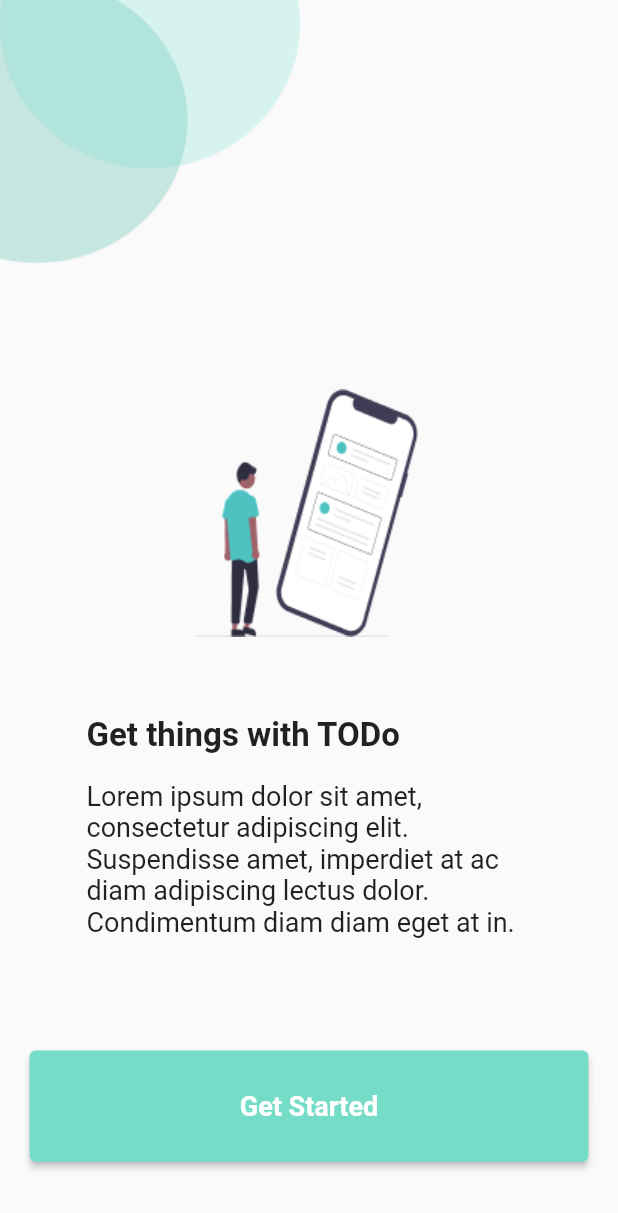
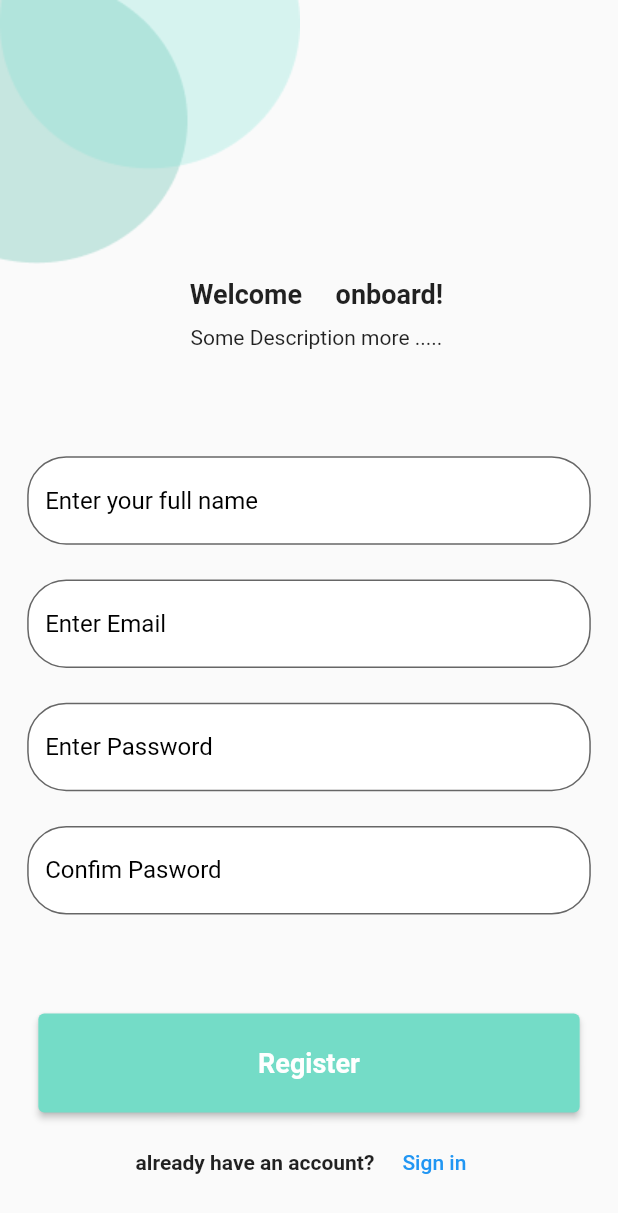
Before and after one commit to NodirbekRasuljonov/todos, a Flutter app: the SplashScreen screen opened by its route, after a tap on "Get Started", on a phone screen of 412 x 824 dp. Shown: the top 1213 px of the screen. Run offline on Flutter 3.47's test engine with Material 2 defaults, Android fonts, the phone set to English and light mode, and no system bars; our stand-ins replace firebase_auth, firebase_core, flutter_local_notifications, timezone; accounts and stored records are empty; network calls fail.

Commit message:
provider added

```diff
--- /dev/null
+++ b/lib/core/constants/radius_const.dart
@@ -0,0 +1,8 @@
+class RadiusConst{
+  static double extrasmall=6.0;
+  static double small=10.0;
+  static double medium=18.0;
+  static double large=22.0;
+  static double extralarge=26.0;
+
+}
--- a/lib/main.dart
+++ b/lib/main.dart
@@ -1,14 +1,24 @@
 import 'package:flutter/material.dart';
+import 'package:provider/provider.dart';
 import 'package:todos/notification_service/notification_service.dart';
+import 'package:todos/provider/textfield_provider.dart';
 import 'package:todos/routes/my_routes.dart';
 import 'package:firebase_core/firebase_core.dart';
+
 void main(List<String> args) async {
   WidgetsFlutterBinding.ensureInitialized();
   await Firebase.initializeApp();
   await NotificationService().initNotification();
 
   runApp(
-    const MyApp(),
+    MultiProvider(
+      providers: [
+        ChangeNotifierProvider(
+          create: (context) => MyProvider(),
+        ),
+      ],
+      child: const MyApp(),
+    ),
   );
 }
 
@@ -17,7 +27,7 @@ class MyApp extends StatelessWidget {
 
   @override
   Widget build(BuildContext context) {
-    MyRoute _myroute=MyRoute();
+    MyRoute _myroute = MyRoute();
     return MaterialApp(
       title: 'Notification',
       theme: ThemeData.light(),
--- /dev/null
+++ b/lib/provider/textfield_provider.dart
@@ -0,0 +1,29 @@
+import 'package:flutter/material.dart';
+import 'package:firebase_auth/firebase_auth.dart';
+
+class MyProvider extends ChangeNotifier{
+  GlobalKey key=GlobalKey<FormState>();
+  TextEditingController namecontroller=TextEditingController();
+  TextEditingController emailcontroller=TextEditingController();
+  TextEditingController passwordcontroller=TextEditingController();
+  TextEditingController confirmcontroller=TextEditingController();
+
+  FirebaseAuth auth=FirebaseAuth.instance;
+
+  Future signUp({required BuildContext context})async {
+    try {
+      await auth.createUserWithEmailAndPassword(email: emailcontroller.text
+      , password: confirmcontroller.text
+      );
+      debugPrint("Welcome");
+      Navigator.pushNamedAndRemoveUntil(context, '/login', (route) => false);
+
+    } catch (e) {
+      debugPrint("salom");
+
+
+    }
+  }
+
+
+}
--- a/lib/routes/my_routes.dart
+++ b/lib/routes/my_routes.dart
@@ -1,4 +1,6 @@
 import 'package:flutter/material.dart';
+import 'package:todos/screens/login_page.dart';
+import 'package:todos/screens/signup_page.dart';
 import 'package:todos/screens/splash_screen.dart';
 
 class MyRoute {
@@ -7,7 +9,15 @@ class MyRoute {
     switch (s.name) {
       case '/splash':
         return MaterialPageRoute(
-          builder: (context) => const SplashScreen(),
+          builder: (context) => SplashScreen(),
+        );
+      case '/signup':
+        return MaterialPageRoute(
+          builder: (context) => SignUpPage(),
+        );
+      case '/login':
+        return MaterialPageRoute(
+          builder: (context) => const LoginPage(),
         );
     }
   }
--- /dev/null
+++ b/lib/screens/login_page.dart
@@ -0,0 +1,15 @@
+import 'package:flutter/material.dart';
+
+class LoginPage extends StatelessWidget {
+  const LoginPage({Key? key}) : super(key: key);
+
+  @override
+  Widget build(BuildContext context) {
+    return Scaffold(
+      body: Container(
+        height: MediaQuery.of(context).size.height,
+        width: MediaQuery.of(context).size.height,
+      ),
+    );
+  }
+}
--- /dev/null
+++ b/lib/screens/signup_page.dart
@@ -0,0 +1,124 @@
+import 'package:flutter/material.dart';
+import 'package:todos/core/constants/size_const.dart';
+import 'package:todos/core/constants/text_const.dart';
+import 'package:todos/provider/textfield_provider.dart';
+import 'package:todos/widgets/elevated_button.dart';
+import 'package:todos/widgets/textfield.dart';
+import 'package:provider/provider.dart';
+
+class SignUpPage extends StatelessWidget {
+  const SignUpPage({Key? key}) : super(key: key);
+
+  @override
+  Widget build(BuildContext context) {
+    return Scaffold(
+      resizeToAvoidBottomInset: false,
+      body: SizedBox(
+        height: MediaQuery.of(context).size.height,
+        width: MediaQuery.of(context).size.height,
+
+        child: SingleChildScrollView(
+          child: SizedBox(
+            height: MediaQuery.of(context).size.height,
+            width: MediaQuery.of(context).size.height,
+            child: Stack(
+              children: [
+                Positioned(
+                  child: Image.asset('assets/images/splashshape.png'),
+                ),
+                Positioned(
+                  left: MediaQuery.of(context).size.height * 0.103,
+                  top: MediaQuery.of(context).size.height * 0.225,
+                  right: MediaQuery.of(context).size.height * 0.091,
+                  child: Text(
+                    'Welcome     onboard!',
+                    style: TextStyle(
+                      fontSize: SizeConst.medium,
+                      fontWeight: FontWeight.w600,
+                    ),
+                    textAlign: TextAlign.center,
+                  ),
+                ),
+                Positioned(
+                  left: MediaQuery.of(context).size.height * 0.103,
+                  right: MediaQuery.of(context).size.height * 0.091,
+                  top: MediaQuery.of(context).size.height * 0.263,
+                  child: const Text(
+                    'Some Description more .....',
+                    style: TextStyle(
+                      fontWeight: FontWeight.w400,
+                    ),
+                    textAlign: TextAlign.center,
+                  ),
+                ),
+                Positioned(
+                  top: MediaQuery.of(context).size.height * 0.341,
+                  left: MediaQuery.of(context).size.height * 0.022,
+                  right: MediaQuery.of(context).size.height * 0.022,
+                  bottom: MediaQuery.of(context).size.height * 0.232,
+                  child: Form(
+                    key: context.watch<MyProvider>().key,
+                    child: Column(
+                      mainAxisAlignment: MainAxisAlignment.spaceEvenly,
+                      children: [
+                        MyTextField.textFormField(
+                          controller: context.watch<MyProvider>().namecontroller,
+                          hint: 'Enter your full name',
+                        ),
+                        MyTextField.textFormField(
+                          controller: context.watch<MyProvider>().emailcontroller,
+                          hint: 'Enter Email',
+                        ),
+                        MyTextField.textFormField(
+                          controller:
+                              context.watch<MyProvider>().passwordcontroller,
+                          hint: 'Enter Password',
+                        ),
+                        MyTextField.textFormField(
+                          controller: context.watch<MyProvider>().confirmcontroller,
+                          hint: 'Confim Pasword',
+                        )
+                      ],
+                    ),
+
+                  ),
+                ),
+                Positioned(
+                  top: MediaQuery.of(context).size.height * 0.82,
+                  bottom: MediaQuery.of(context).size.height * 0.1,
+                  left: MediaQuery.of(context).size.height * 0.031,
+                  right: MediaQuery.of(context).size.height * 0.031,
+                  child: MyElevatedButton.myButton(
+                    text: TextConst.register,
+                    route: '/login',
+                    context: context,
+                  ),
+                ),
+                Positioned(
+                  left: MediaQuery.of(context).size.height * 0.1,
+                  right: MediaQuery.of(context).size.height * 0.1,
+                  bottom: MediaQuery.of(context).size.height * 0.03,
+                  child: Row(
+                    mainAxisAlignment: MainAxisAlignment.spaceEvenly,
+                    children: [
+                      const Text(
+                        'already have an account?',
+                        style: TextStyle(fontWeight: FontWeight.w600),
+                      ),
+                      TextButton(
+                        onPressed: () {
+                          context.read<MyProvider>().signUp(context: context);
+                        },
+                        child: const Text('Sign in'),
+                      ),
+                    ],
+                  ),
+                ),
+              ],
+            ),
+          ),
+        ),
+      ),
+    );
+  }
+}
--- a/lib/screens/splash_screen.dart
+++ b/lib/screens/splash_screen.dart
@@ -2,14 +2,19 @@ import 'package:flutter/material.dart';
 import 'package:todos/core/constants/color_const.dart';
 import 'package:todos/core/constants/size_const.dart';
 import 'package:todos/core/constants/text_const.dart';
+import 'package:todos/widgets/elevated_button.dart';
 
 class SplashScreen extends StatelessWidget {
-  const SplashScreen({Key? key}) : super(key: key);
+  SplashScreen({Key? key}) : super(key: key);
+  PageStorageBucket _bucket = PageStorageBucket();
 
   @override
   Widget build(BuildContext context) {
     return Scaffold(
-      body: Container(
+      body: PageStorage(
+        bucket: _bucket,
+        child: SizedBox(
+          key: const PageStorageKey('splash'),
           height: MediaQuery.of(context).size.height,
           width: MediaQuery.of(context).size.height,
           child: Stack(
@@ -51,7 +56,9 @@ class SplashScreen extends StatelessWidget {
                   alignment: Alignment.center,
                   child: Text(
                     TextConst.splashscreendesc,
-                  style: TextStyle(fontSize: SizeConst.medium),
+                    style: TextStyle(
+                      fontSize: SizeConst.medium,
+                    ),
                   ),
                 ),
               ),
@@ -60,21 +67,16 @@ class SplashScreen extends StatelessWidget {
                 left: MediaQuery.of(context).size.height * 0.024,
                 right: MediaQuery.of(context).size.height * 0.024,
                 top: MediaQuery.of(context).size.height * 0.85,
-              child: ElevatedButton(
-                style: ElevatedButton.styleFrom(
-                  primary: ColorConst.kPrimaryColor,
-                  textStyle: TextStyle(
-                    fontSize: SizeConst.medium,
-                    fontWeight: FontWeight.w600,
-                  ),
-                ),
-                onPressed: () {},
-                child: Text(TextConst.getstarted),
+                child: MyElevatedButton.myButton(
+                  text: TextConst.getstarted,
+                  route: '/signup',
+                  context: context,
                 ),
               ),
             ],
           ),
         ),
+      ),
     );
   }
 }
--- /dev/null
+++ b/lib/widgets/elevated_button.dart
@@ -0,0 +1,25 @@
+import 'package:flutter/material.dart';
+import 'package:todos/core/constants/color_const.dart';
+import 'package:todos/core/constants/size_const.dart';
+import 'package:todos/core/constants/text_const.dart';
+
+class MyElevatedButton {
+  static ElevatedButton myButton(
+      {required String text,
+      required String route,
+      required BuildContext context}) {
+    return ElevatedButton(
+      style: ElevatedButton.styleFrom(
+        primary: ColorConst.kPrimaryColor,
+        textStyle: TextStyle(
+          fontSize: SizeConst.medium,
+          fontWeight: FontWeight.w600,
+        ),
+      ),
+      onPressed: () {
+        Navigator.pushNamedAndRemoveUntil(context, route, (route) => false);
+      },
+      child: Text(text),
+    );
+  }
+}
--- /dev/null
+++ b/lib/widgets/textfield.dart
@@ -0,0 +1,25 @@
+import 'package:flutter/material.dart';
+import 'package:todos/core/constants/color_const.dart';
+import 'package:todos/core/constants/radius_const.dart';
+
+class MyTextField {
+  static TextFormField textFormField(
+      {required TextEditingController controller, required String hint}) {
+    return TextFormField(
+      controller: controller,
+      decoration: InputDecoration(
+        hintText: hint,
+        hintStyle: TextStyle(color: ColorConst.textcolor),
+        fillColor: Colors.white,
+        filled: true,
+        border: OutlineInputBorder(
+          borderRadius: BorderRadius.circular(RadiusConst.extralarge),
+        ),
+        focusedBorder: OutlineInputBorder(
+          borderRadius: BorderRadius.circular(RadiusConst.extralarge),
+        ),
+      ),
+
+    );
+  }
+}
--- a/pubspec.yaml
+++ b/pubspec.yaml
@@ -38,6 +38,7 @@ dependencies:
   firebase_auth: ^3.3.16
   cloud_firestore: ^3.1.13
   lottie: ^1.3.0
+  provider: ^6.0.2
 
 dev_dependencies:
   flutter_test:
```
Also changed, not shown: assets/images/loginpage.png (added), pubspec.lock. Lines whose indentation alone changed are shown as unchanged.
